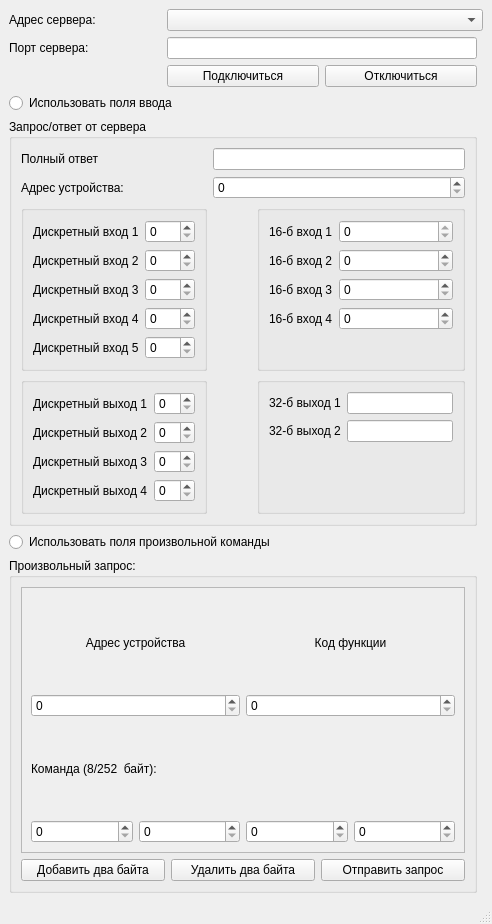
This is modbustcpclient.ui in DenJonson/modbusTCP-client_qt as Qt 5 draws it before an edit. The edited form follows.
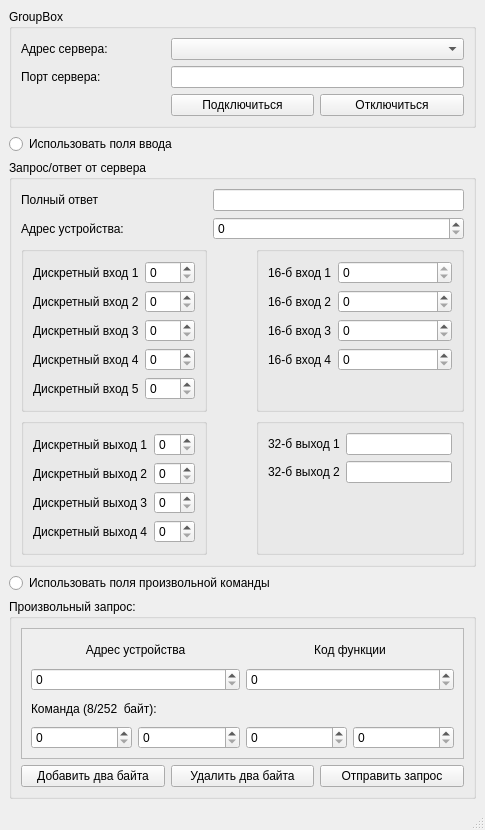
This is the edited form.

Diff of the .ui file:
```diff
--- a/modbustcpclient.ui
+++ b/modbustcpclient.ui
@@ -6,156 +6,72 @@
    <rect>
     <x>0</x>
     <y>0</y>
-    <width>492</width>
-    <height>924</height>
+    <width>485</width>
+    <height>795</height>
    </rect>
   </property>
+  <property name="sizePolicy">
+   <sizepolicy hsizetype="Minimum" vsizetype="Minimum">
+    <horstretch>0</horstretch>
+    <verstretch>0</verstretch>
+   </sizepolicy>
+  </property>
   <property name="windowTitle">
    <string>ModbusTCPClient</string>
   </property>
   <widget class="QWidget" name="centralwidget">
-   <layout class="QGridLayout" name="gridLayout">
-    <item row="1" column="0">
-     <widget class="QLabel" name="label_2">
-      <property name="text">
-       <string>Порт сервера:</string>
-      </property>
-     </widget>
-    </item>
-    <item row="2" column="1">
-     <widget class="QPushButton" name="pbConnect">
-      <property name="text">
-       <string>Подключиться</string>
-      </property>
-     </widget>
-    </item>
-    <item row="2" column="2">
-     <widget class="QPushButton" name="pbQuit">
-      <property name="text">
-       <string>Отключиться</string>
-      </property>
-     </widget>
-    </item>
-    <item row="11" column="0" colspan="3">
-     <widget class="QGroupBox" name="gridGroupBox">
+   <layout class="QVBoxLayout" name="verticalLayout_2">
+    <item>
+     <widget class="QGroupBox" name="groupBox_2">
       <property name="title">
-       <string>Произвольный запрос:</string>
+       <string>GroupBox</string>
       </property>
-      <layout class="QGridLayout" name="gridLayout_2">
-       <item row="1" column="1">
-        <widget class="QPushButton" name="pbDelByte">
+      <layout class="QGridLayout" name="gridLayout_4">
+       <item row="0" column="0">
+        <widget class="QLabel" name="label">
          <property name="text">
-          <string>Удалить два байта</string>
+          <string>Адрес сервера:</string>
          </property>
         </widget>
        </item>
+       <item row="0" column="1" colspan="2">
+        <widget class="QComboBox" name="cbHostName"/>
+       </item>
        <item row="1" column="0">
-        <widget class="QPushButton" name="pbAddByte">
+        <widget class="QLabel" name="label_2">
          <property name="text">
-          <string>Добавить два байта</string>
+          <string>Порт сервера:</string>
          </property>
         </widget>
        </item>
-       <item row="1" column="2">
-        <widget class="QPushButton" name="pbSendRequest">
+       <item row="1" column="1" colspan="2">
+        <widget class="QLineEdit" name="lePort"/>
+       </item>
+       <item row="2" column="1">
+        <widget class="QPushButton" name="pbConnect">
          <property name="text">
-          <string>Отправить запрос</string>
+          <string>Подключиться</string>
          </property>
         </widget>
        </item>
-       <item row="0" column="0" colspan="3">
-        <widget class="QScrollArea" name="scrollArea">
-         <property name="widgetResizable">
-          <bool>true</bool>
+       <item row="2" column="2">
+        <widget class="QPushButton" name="pbQuit">
+         <property name="text">
+          <string>Отключиться</string>
          </property>
-         <widget class="QWidget" name="scrollAreaWidgetContents">
-          <property name="geometry">
-           <rect>
-            <x>0</x>
-            <y>0</y>
-            <width>416</width>
-            <height>143</height>
-           </rect>
-          </property>
-          <layout class="QVBoxLayout" name="verticalLayout">
-           <item>
-            <layout class="QGridLayout" name="glReqiestContainer">
-             <item row="3" column="2">
-              <widget class="QSpinBox" name="sbCommand2"/>
-             </item>
-             <item row="3" column="0">
-              <widget class="QSpinBox" name="sbCommand0"/>
-             </item>
-             <item row="3" column="1">
-              <widget class="QSpinBox" name="sbCommand1"/>
-             </item>
-             <item row="3" column="3">
-              <widget class="QSpinBox" name="sbCommand3"/>
-             </item>
-             <item row="1" column="2" colspan="2">
-              <widget class="QSpinBox" name="sbFuncCode"/>
-             </item>
-             <item row="1" column="0" colspan="2">
-              <widget class="QSpinBox" name="sbUnitIdOut">
-               <property name="maximum">
-                <number>255</number>
-               </property>
-              </widget>
-             </item>
-             <item row="0" column="0" colspan="2">
-              <widget class="QLabel" name="label_4">
-               <property name="text">
-                <string>Адрес устройства</string>
-               </property>
-               <property name="alignment">
-                <set>Qt::AlignCenter</set>
-               </property>
-              </widget>
-             </item>
-             <item row="0" column="2" colspan="2">
-              <widget class="QLabel" name="label_21">
-               <property name="text">
-                <string>Код функции</string>
-               </property>
-               <property name="alignment">
-                <set>Qt::AlignCenter</set>
-               </property>
-              </widget>
-             </item>
-             <item row="2" column="0" colspan="4">
-              <widget class="QLabel" name="lbCommand">
-               <property name="text">
-                <string>Команда (8/252  байт):</string>
-               </property>
-              </widget>
-             </item>
-            </layout>
-           </item>
-          </layout>
-         </widget>
         </widget>
        </item>
       </layout>
      </widget>
     </item>
-    <item row="0" column="0">
-     <widget class="QLabel" name="label">
-      <property name="text">
-       <string>Адрес сервера:</string>
-      </property>
-     </widget>
-    </item>
-    <item row="3" column="0" colspan="3">
+    <item>
      <widget class="QRadioButton" name="rbUi">
       <property name="text">
        <string>Использовать поля ввода</string>
       </property>
      </widget>
     </item>
-    <item row="1" column="1" colspan="2">
-     <widget class="QLineEdit" name="lePort"/>
-    </item>
-    <item row="9" column="0" colspan="3">
+    <item>
      <widget class="QGroupBox" name="formGroupBox">
       <property name="enabled">
        <bool>true</bool>
@@ -451,16 +367,133 @@
       </layout>
      </widget>
     </item>
-    <item row="0" column="1" colspan="3">
-     <widget class="QComboBox" name="cbHostName"/>
-    </item>
-    <item row="10" column="0" colspan="3">
+    <item>
      <widget class="QRadioButton" name="rbCustom">
       <property name="text">
        <string>Использовать поля произвольной команды</string>
       </property>
      </widget>
     </item>
+    <item>
+     <widget class="QGroupBox" name="gridGroupBox">
+      <property name="sizePolicy">
+       <sizepolicy hsizetype="Minimum" vsizetype="Minimum">
+        <horstretch>0</horstretch>
+        <verstretch>0</verstretch>
+       </sizepolicy>
+      </property>
+      <property name="minimumSize">
+       <size>
+        <width>0</width>
+        <height>200</height>
+       </size>
+      </property>
+      <property name="title">
+       <string>Произвольный запрос:</string>
+      </property>
+      <layout class="QGridLayout" name="gridLayout_2">
+       <item row="1" column="1">
+        <widget class="QPushButton" name="pbDelByte">
+         <property name="text">
+          <string>Удалить два байта</string>
+         </property>
+        </widget>
+       </item>
+       <item row="1" column="0">
+        <widget class="QPushButton" name="pbAddByte">
+         <property name="text">
+          <string>Добавить два байта</string>
+         </property>
+        </widget>
+       </item>
+       <item row="1" column="2">
+        <widget class="QPushButton" name="pbSendRequest">
+         <property name="text">
+          <string>Отправить запрос</string>
+         </property>
+        </widget>
+       </item>
+       <item row="0" column="0" colspan="3">
+        <widget class="QScrollArea" name="scrollArea">
+         <property name="sizePolicy">
+          <sizepolicy hsizetype="Expanding" vsizetype="Expanding">
+           <horstretch>0</horstretch>
+           <verstretch>0</verstretch>
+          </sizepolicy>
+         </property>
+         <property name="widgetResizable">
+          <bool>true</bool>
+         </property>
+         <widget class="QWidget" name="scrollAreaWidgetContents">
+          <property name="geometry">
+           <rect>
+            <x>0</x>
+            <y>0</y>
+            <width>441</width>
+            <height>125</height>
+           </rect>
+          </property>
+          <layout class="QVBoxLayout" name="verticalLayout">
+           <item>
+            <layout class="QGridLayout" name="glReqiestContainer">
+             <item row="3" column="2">
+              <widget class="QSpinBox" name="sbCommand2"/>
+             </item>
+             <item row="3" column="0">
+              <widget class="QSpinBox" name="sbCommand0"/>
+             </item>
+             <item row="3" column="1">
+              <widget class="QSpinBox" name="sbCommand1"/>
+             </item>
+             <item row="3" column="3">
+              <widget class="QSpinBox" name="sbCommand3"/>
+             </item>
+             <item row="1" column="2" colspan="2">
+              <widget class="QSpinBox" name="sbFuncCode"/>
+             </item>
+             <item row="1" column="0" colspan="2">
+              <widget class="QSpinBox" name="sbUnitIdOut">
+               <property name="maximum">
+                <number>255</number>
+               </property>
+              </widget>
+             </item>
+             <item row="0" column="0" colspan="2">
+              <widget class="QLabel" name="label_4">
+               <property name="text">
+                <string>Адрес устройства</string>
+               </property>
+               <property name="alignment">
+                <set>Qt::AlignCenter</set>
+               </property>
+              </widget>
+             </item>
+             <item row="0" column="2" colspan="2">
+              <widget class="QLabel" name="label_21">
+               <property name="text">
+                <string>Код функции</string>
+               </property>
+               <property name="alignment">
+                <set>Qt::AlignCenter</set>
+               </property>
+              </widget>
+             </item>
+             <item row="2" column="0" colspan="4">
+              <widget class="QLabel" name="lbCommand">
+               <property name="text">
+                <string>Команда (8/252  байт):</string>
+               </property>
+              </widget>
+             </item>
+            </layout>
+           </item>
+          </layout>
+         </widget>
+        </widget>
+       </item>
+      </layout>
+     </widget>
+    </item>
    </layout>
   </widget>
   <widget class="QMenuBar" name="menubar">
```
Left out of the diff: 4 changed lines with no effect on the pictures.
